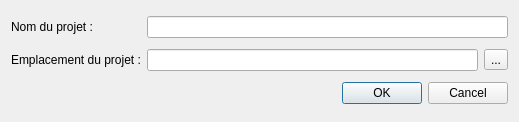
Qt form src/tweedy/gui/MainWindow/newprojectwindow.ui (stopmotionimac/tweedy) before a commit.
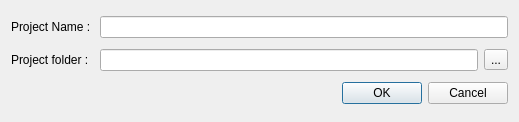
The same form after that commit.

Diff of the .ui file:
```diff
--- a/src/tweedy/gui/MainWindow/newprojectwindow.ui
+++ b/src/tweedy/gui/MainWindow/newprojectwindow.ui
@@ -20,14 +20,14 @@
    <item row="1" column="0">
     <widget class="QLabel" name="nameProjectlabel">
      <property name="text">
-      <string>Nom du projet : </string>
+      <string>Project Name : </string>
      </property>
     </widget>
    </item>
    <item row="2" column="0">
     <widget class="QLabel" name="folderProjectlabel">
      <property name="text">
-      <string>Emplacement du projet :</string>
+      <string>Project folder : </string>
      </property>
     </widget>
    </item>
```
